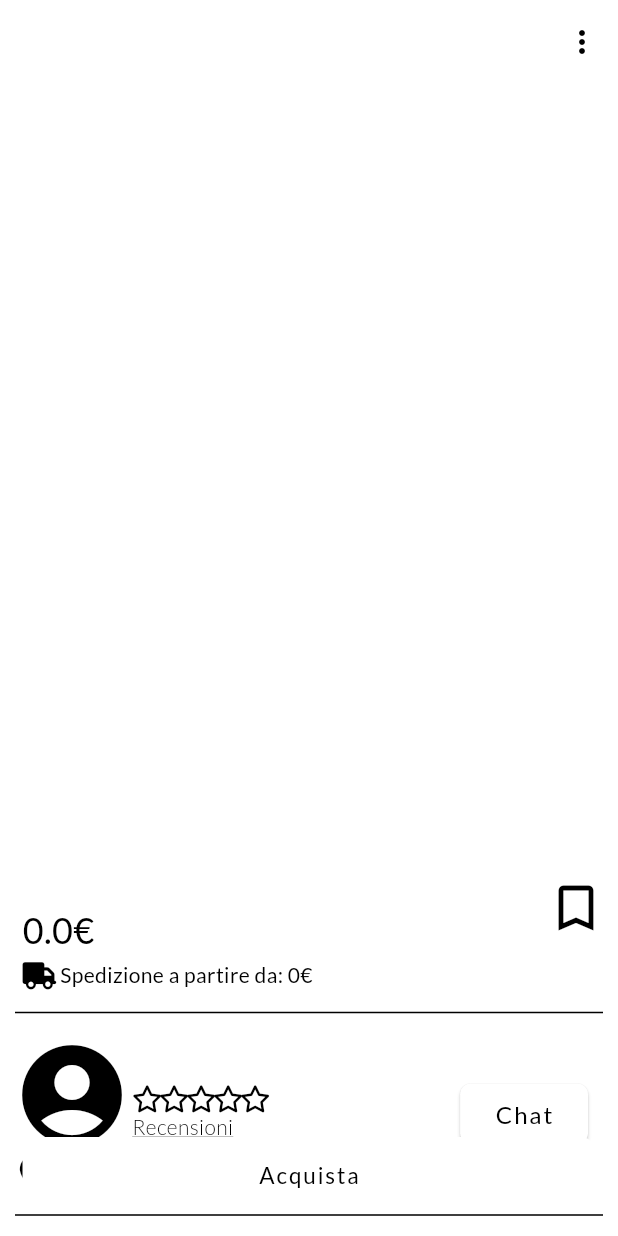
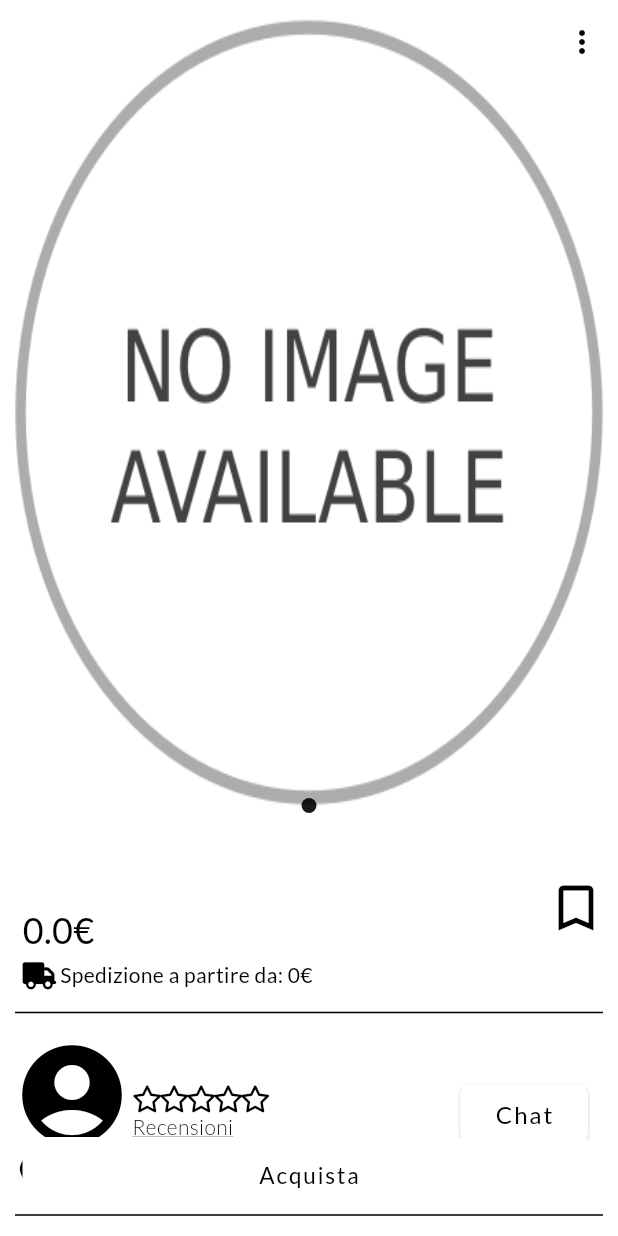
Before and after one commit to LorenzoMastrini/ComicSans, a Flutter app: the ProductDetail screen opened directly with empty values, on a phone screen of 412 x 824 dp. Run offline on Flutter 3.47's test engine with Material 3 defaults, Android fonts, the phone set to English and light mode, and no system bars; drawn by our look-alikes of carousel_slider; our stand-ins replace font_awesome_flutter, google_fonts, image_picker, sliding_up_panel; accounts and stored records are empty; statements that could not run were skipped.

Commit message:
Improve image handling and refactor comic data flow
Refactored image display logic to support both asset and file images, including fallbacks for missing files, across ComicCard, ComicCardDelete, ProductDetail, and ProductDetailsModify. Updated Comic model to require a non-null coverPath. Changed getPurchasableComics to use provider data instead of static sample data, and adjusted related usages throughout the app. Enhanced image upload to allow camera or gallery selection. Improved SellInfoProvider and Sell2 screen to better manage and validate image uploads. Various minor code cleanups and dependency injection improvements.

```diff
--- a/lib/comic.dart
+++ b/lib/comic.dart
@@ -9,7 +9,7 @@ class Comic {
   double price;
   double? offerPrice;
   Conditions conditions;
-  String? coverPath;
+  String coverPath;
   List<String> otherImagesPath;
   List<String> authors;
   List<Genre> genre;
@@ -35,7 +35,7 @@ class Comic {
     this.offerPrice,
     required this.conditions,
     this.otherImagesPath = const [],
-    this.coverPath,
+    this.coverPath = '',
     this.authors = const [],
     this.genre = const [],
     this.publicationYear,
--- a/lib/components/ComicSansSearchBar.dart
+++ b/lib/components/ComicSansSearchBar.dart
@@ -78,7 +78,7 @@ class MySearchDelegate extends SearchDelegate {
   @override
   Widget buildResults(BuildContext context) {
     UserProvider userProvider = context.watch<UserProvider>();
-    List<Comic> purchasableComics = userProvider.getPurchasableComics();
+    List<Comic> purchasableComics = userProvider.getPurchasableComics(context);
     List<Comic> matchQuery = [];
     for (var c in purchasableComics) {
       if (c.title.toLowerCase().contains(query.toLowerCase())) {
@@ -100,7 +100,7 @@ class MySearchDelegate extends SearchDelegate {
   @override
   Widget buildSuggestions(BuildContext context) {
     UserProvider userProviderWatch = context.watch<UserProvider>();
-    final List<Comic> comicsList = userProviderWatch.getPurchasableComics(); // Grid elements varies based on the page in which it's displayed
+    final List<Comic> comicsList = userProviderWatch.getPurchasableComics(context); // Grid elements varies based on the page in which it's displayed
 
     // Based on the type of content to search (purchasable or favorite comics)
     /*switch (searchContent) {
--- a/lib/components/ProductsGrid.dart
+++ b/lib/components/ProductsGrid.dart
@@ -22,7 +22,7 @@ class ProductsGrid extends StatelessWidget {
 
     switch (gridContent) {
       case GridContent.purchasableComics:
-        comicsList = userProviderWatch.getPurchasableComics();
+        comicsList = userProviderWatch.getPurchasableComics(context);
         break;
       case GridContent.favoriteComics:
         comicsList = userProviderWatch.getFavoriteComics();
--- a/lib/components/ReviewWidget.dart
+++ b/lib/components/ReviewWidget.dart
@@ -34,7 +34,9 @@ class ReviewWidgetState extends State<ReviewWidget> {
 
     return Row(
       children: [
-        ...printStar(userProviderWatch.loggedInUser!.rating)
+        ...printStar(userProviderWatch.loggedInUser != null
+            ? userProviderWatch.loggedInUser!.rating
+            : 0)
       ]
     );
   }
--- a/lib/main.dart
+++ b/lib/main.dart
@@ -25,6 +25,8 @@ class ComicSansApp extends StatefulWidget {
   @override
   State<ComicSansApp> createState() => _ComicSansAppState();
 }
+
+
 
 class _ComicSansAppState extends State<ComicSansApp> {
   final ThemeData mainTheme = ComicSansTheme.light();
--- a/lib/providers/comics_provider.dart
+++ b/lib/providers/comics_provider.dart
@@ -2,19 +2,25 @@ import 'package:comicsans/comic.dart';
 import 'package:comicsans/user.dart';
 import 'package:flutter/material.dart';
 import 'package:comicsans/global_constants.dart';
-import 'package:comicsans/SampleData.dart';
-import 'package:comicsans/providers//user_provider.dart';
 
 enum SortType { none, alphabetical, price }
 enum SortDirection {ascending, descending}
+
+
 
 class ComicsProvider extends ChangeNotifier {
   // List of all comics available (from all users)
   final List<Comic> _allComics = [];
   List<Comic> get allComics => List.unmodifiable(_allComics);
 
+  bool _initDone = false;
+  List<Comic> get initDone => (_allComics);
+
   void initComicsList(List<Comic> comics) {
-    _allComics.addAll(comics);
+    if(!_initDone) {
+      _allComics.addAll(comics);
+      _initDone = true;
+    }
     notifyListeners();
   }
 
--- a/lib/providers/sell_informations_provider.dart
+++ b/lib/providers/sell_informations_provider.dart
@@ -1,7 +1,10 @@
 import 'package:comicsans/SampleData.dart';
 import 'package:comicsans/comic.dart';
 import 'package:comicsans/global_constants.dart';
+import 'package:comicsans/providers/comics_provider.dart';
+import 'package:comicsans/providers/user_provider.dart';
 import 'package:flutter/material.dart';
+import 'package:provider/provider.dart';
 
 
 
@@ -46,12 +49,13 @@ class SellInfoProvider extends ChangeNotifier {
   }
 
   // Other photos
-  final List<String> _otherImagesPaths = [];
-  List<String?> get otherImagesPaths => List.unmodifiable(_otherImagesPaths);
+  List<String> _otherImagesPaths = [];
+  List<String> get otherImagesPaths => List.unmodifiable(_otherImagesPaths);
 
   void addPhoto(String newImagePath) {
     if (_otherImagesPaths.length >= 9) return;
     _otherImagesPaths.add(newImagePath);
+    print(_otherImagesPaths);
     notifyListeners();
   }
 
@@ -228,16 +232,16 @@ class SellInfoProvider extends ChangeNotifier {
     notifyListeners();
   }
 
-  Comic createComic () {
+  Comic createComic(BuildContext context) {
     return Comic (
-      id: 5, // Sample data arrive at 4
-      seller: SampleData.user2,
+      id: context.read<ComicsProvider>().allComics.length,
+      seller: context.read<UserProvider>().loggedInUser!,
       title: _title!,
       description: _description!,
       price: _price!,
       conditions: _conditions!,
       coverPath: _coverPath!,
-      otherImagesPath: _otherImagesPaths,
+      otherImagesPath: List<String>.from(_otherImagesPaths),
       authors: authors,
       genre: genre,
       publicationYear: _publicationYear,
--- a/lib/screens/ComicSansSell3.dart
+++ b/lib/screens/ComicSansSell3.dart
@@ -329,7 +329,7 @@ class _ComicSansSell3State extends State<ComicSansSell3> {
                       final UserProvider userProvider = context.read<UserProvider>();
 
                       // create Comic object with the informations from provider
-                      Comic newComic = providerRead.createComic();
+                      Comic newComic = providerRead.createComic(context);
                       comicsProvider.addComic(newComic); // Add the comic to the global list
                       userProvider.addComicToLibrary(newComic); // Add comic to the user's library
                       providerRead.resetInformations(); // Reset the provider (clear fields)
--- a/lib/screens/ProductDetail.dart
+++ b/lib/screens/ProductDetail.dart
@@ -1,7 +1,7 @@
+import 'dart:io';
 import 'package:comicsans/Chat.dart';
 import 'package:comicsans/comic.dart';
 import 'package:comicsans/global_constants.dart';
-import 'package:comicsans/providers/messages_provider.dart';
 import 'package:comicsans/providers/user_provider.dart';
 import 'package:comicsans/screens/ChatScreen.dart';
 import 'package:comicsans/screens/ImagesDisplay.dart';
@@ -28,7 +28,7 @@ class ProductDetail extends StatefulWidget {
 
 
 class _ProductDetailState extends State<ProductDetail> {
-  late bool isFavourite;
+  bool isFavourite = false;
   int current = 0;
   late ScrollController _scrollController;
   Color iconColor = Colors.white;
@@ -78,7 +78,6 @@ class _ProductDetailState extends State<ProductDetail> {
 
   Widget buildMainContent(BuildContext context) {
     final userProviderWatch = context.read<UserProvider>();
-    final messagesProviderRead = context.read<MessagesProvider>();
 
     return Padding(
       padding: const EdgeInsets.only(bottom: 0),
@@ -332,6 +331,8 @@ class _ProductDetailState extends State<ProductDetail> {
 
   @override
   Widget build(BuildContext context) {
+    List<String> allImages = [widget.comic.coverPath] + widget.comic.otherImagesPath; // Cover image + other images
+
     return Scaffold(
       body: Stack(
         children: [
@@ -344,7 +345,7 @@ class _ProductDetailState extends State<ProductDetail> {
                 child: GestureDetector(
                   onTap: () {
                     Navigator.push(context, MaterialPageRoute(
-                      builder: (context) => ImagesDisplay(comicImages: widget.comic.otherImagesPath),
+                      builder: (context) => ImagesDisplay(comicImages: allImages),
                     ));
                   },
                   child: Stack(
@@ -355,22 +356,30 @@ class _ProductDetailState extends State<ProductDetail> {
                           height: 550,
                           viewportFraction: 1.0,
                           enlargeCenterPage: false,
+                          enableInfiniteScroll: allImages.length > 1,
+                          scrollPhysics: allImages.length > 1
+                            ? const PageScrollPhysics()
+                            : const NeverScrollableScrollPhysics(),
                           onPageChanged: (index, reason) {
                             setState(() {
                               current = index;
                             });
                           },
                         ),
-                        items: widget.comic.otherImagesPath.map((item) => SizedBox(
+                        items: allImages.map((item) => SizedBox(
                           width: double.infinity,
                           height: double.infinity,
-                          child: Image.asset(
-                            item,
-                            fit: BoxFit.contain,
-                            width: double.infinity,
-                            height: double.infinity,
-                            alignment: Alignment.center,
-                          ),
+                          child: item.startsWith('assets/')
+                            ? Image.asset(
+                              item,
+                              fit: BoxFit.fill
+                            )
+                            : item.isEmpty || !File(item).existsSync()
+                              ? Image.asset('assets/no_image.png', fit: BoxFit.fill)
+                              : Image.file(
+                                File(item),
+                                fit: BoxFit.fill,
+                              ),
                         )).toList(),
                       ),
                       Positioned(
@@ -379,7 +388,7 @@ class _ProductDetailState extends State<ProductDetail> {
                         right: 0,
                         child: Row(
                           mainAxisAlignment: MainAxisAlignment.center,
-                          children: widget.comic.otherImagesPath.asMap().entries.map((entry) {
+                          children: allImages.asMap().entries.map((entry) {
                             return GestureDetector(
                               onTap: () => controller.animateToPage(entry.key),
                               child: Container(
```
Also changed, not shown: lib/components/ComicCard.dart (+13 -4 lines), lib/components/ComicCardDelete.dart (+13 -4 lines), lib/components/ImageUploadSlot.dart (+36 -8 lines), lib/providers/user_provider.dart (+7 -3 lines), lib/screens/CategoryScreen.dart (+9 -6 lines), lib/screens/ComicSansSell2.dart (+15 -9 lines), lib/screens/Login.dart (+4 -4 lines), lib/screens/ProductDetailsModify.dart (+22 -11 lines), 1 other file.
